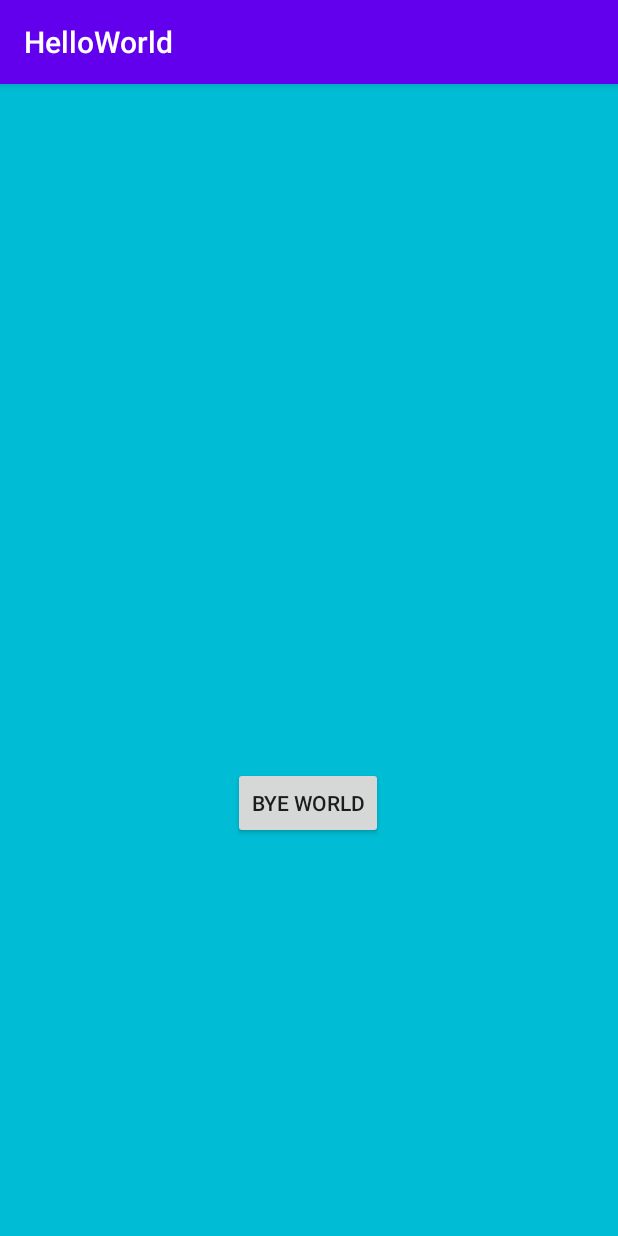
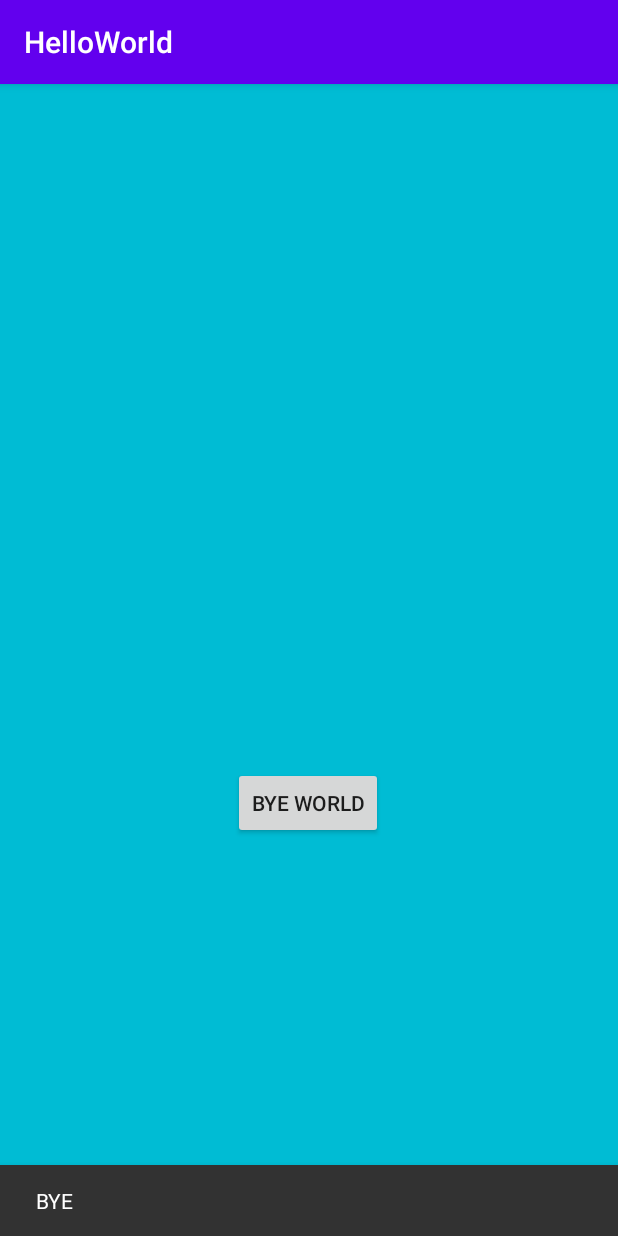
Before and after one commit to ParampreetP/CS441, an Android app: the screen it shows after launch (MainActivity), after a tap on "BYE WORLD", on a phone screen of 412 x 824 dp. Run offline under Robolectric (Android 15) with nearby library versions, the phone set to English and light mode, and no system bars.

Commit message:
Worked on some More

```diff
--- a/HelloWorld/app/build.gradle
+++ b/HelloWorld/app/build.gradle
@@ -26,6 +26,7 @@ dependencies {
     implementation fileTree(dir: "libs", include: ["*.jar"])
     implementation 'androidx.appcompat:appcompat:1.2.0'
     implementation 'androidx.constraintlayout:constraintlayout:2.0.4'
+    implementation 'com.google.android.material:material:1.2.1'
     testImplementation 'junit:junit:4.12'
     androidTestImplementation 'androidx.test.ext:junit:1.1.2'
     androidTestImplementation 'androidx.test.espresso:espresso-core:3.3.0'
--- a/HelloWorld/app/src/main/java/edu/binghamton/helloworld/MainActivity.java
+++ b/HelloWorld/app/src/main/java/edu/binghamton/helloworld/MainActivity.java
@@ -7,6 +7,9 @@ import android.view.View;
 import android.widget.Button;
 import android.widget.TextView;
 import android.widget.Toast;
+import android.view.Menu;
+
+import com.google.android.material.snackbar.Snackbar;
 
 public class MainActivity extends AppCompatActivity {
 
@@ -26,6 +29,8 @@ public class MainActivity extends AppCompatActivity {
             @Override
             public void onClick(View v) {
                 txtview.setText("");
+                Snackbar.make(v, "BYE", Snackbar.LENGTH_SHORT)
+                        .setAction("Action", null).show();
             }
         });
     }
```
